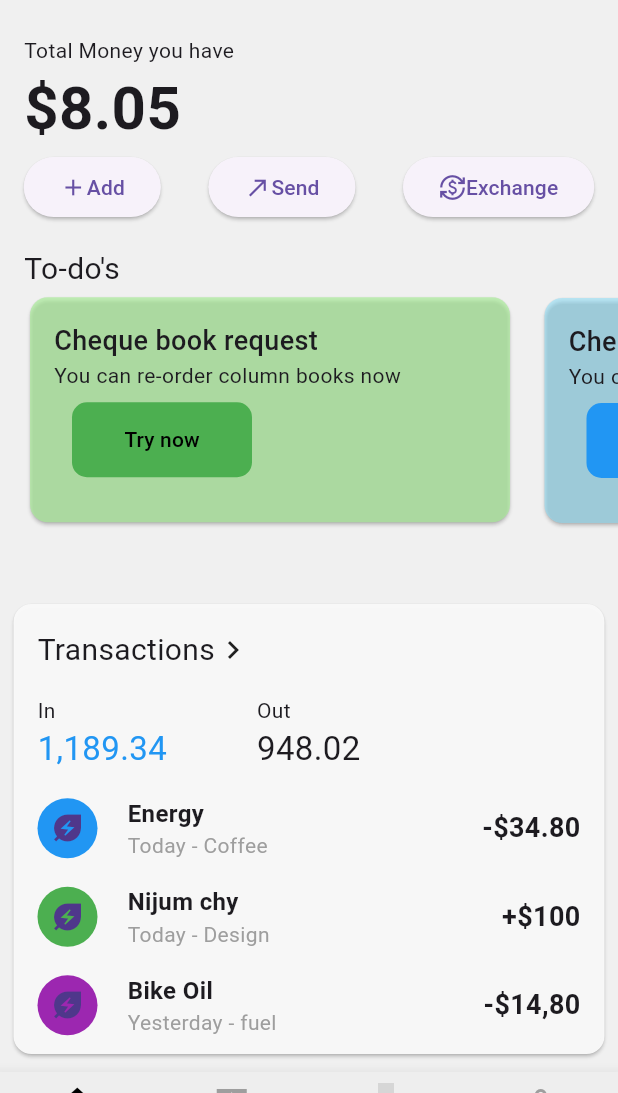
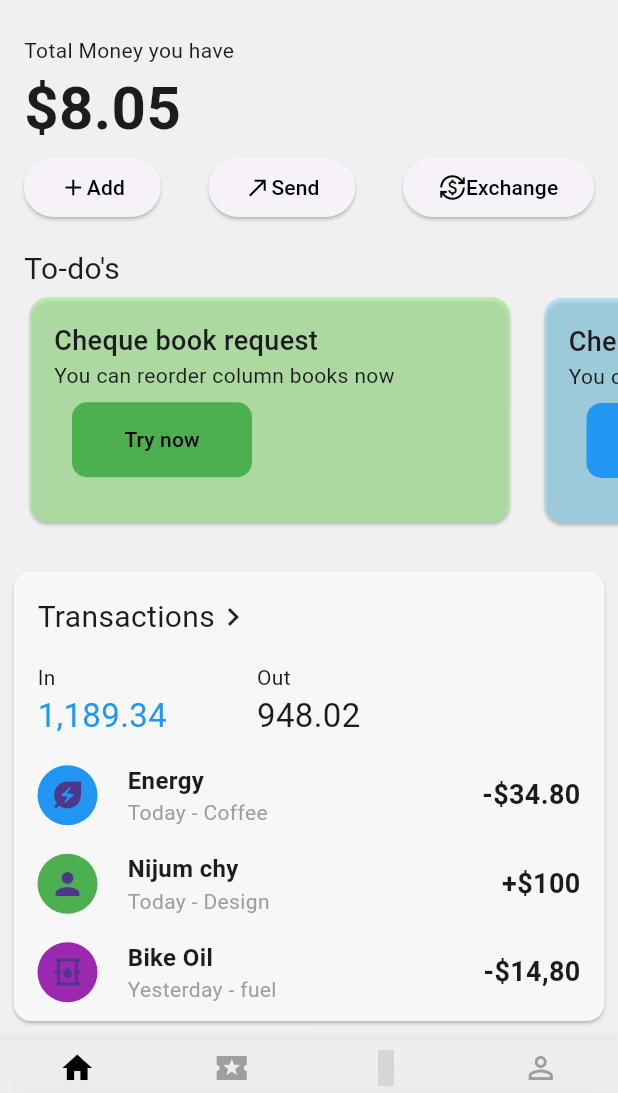
Before and after one commit to Raiya-620/flutter-upskill, a Flutter app: the screen it shows after launch, on a phone screen of 412 x 824 dp, the part 143-1236 px from its top. Run offline on Flutter 3.47's test engine with Material 3 defaults, Android fonts, the phone set to English and light mode, and no system bars; our stand-ins replace iconsax; project files that could hold a hidden picture were left out; grey boxes are pictures that could not be loaded.

Commit message:
customizing of the code and also working on the ui

```diff
--- a/dart-intro/session_2/question_3.dart
+++ b/dart-intro/session_2/question_3.dart
@@ -9,9 +9,7 @@ Map<String, int> newMap(Map<String, int> map) {
   });
   Iterable<String> newKeys = map.keys;
   Iterable<int> newValues = map.values;
-  for (int item in newValues) {
-    if (newValues.contains(item)) {}
-  }
+
   List<String> listNames = newKeys.toList();
   Map<int, String> newMap = Map.fromIterables(newValues, listNames);
 
--- a/fintech_app/lib/screen/bottom-scaffold.dart
+++ b/fintech_app/lib/components/bottom-scaffold.dart
@@ -1,4 +1,4 @@
-import 'package:fintech_app/custom-widgets/transaction-cutom-row.dart';
+import 'package:fintech_app/components/transaction-cutom-row.dart';
 import 'package:flutter/material.dart';
 
 class BottomCard extends StatelessWidget {
@@ -7,34 +7,51 @@ class BottomCard extends StatelessWidget {
   @override
   Widget build(BuildContext context) {
     return Padding(
-      padding: const EdgeInsets.fromLTRB(5, 30, 5, 8),
+      padding: const EdgeInsets.fromLTRB(
+        5,
+        8,
+        5,
+        8,
+      ),
       child: Card(
-        color: Color(0xF9F9F9F9),
+        color: const Color(
+          0xF9F9F9F9,
+        ),
         child: Container(
           width: 500,
           height: 300,
           child: const Column(
             children: [
               Padding(
-                padding: EdgeInsets.all(16.0),
+                padding: EdgeInsets.all(
+                  16.0,
+                ),
                 child: Row(
                   children: [
                     Text(
                       'Transactions',
-                      style: TextStyle(fontSize: 20.0),
+                      style: TextStyle(
+                        fontSize: 20.0,
+                      ),
                     ),
-                    Icon(Icons.chevron_right)
+                    Icon(
+                      Icons.chevron_right,
+                    )
                   ],
                 ),
               ),
               Padding(
-                padding: EdgeInsets.only(left: 16),
+                padding: EdgeInsets.only(
+                  left: 16,
+                ),
                 child: Row(
                   children: [
                     Column(
                       crossAxisAlignment: CrossAxisAlignment.start,
                       children: [
-                        Text('In'),
+                        Text(
+                          'In',
+                        ),
                         Text(
                           '1,189.34',
                           style: TextStyle(
@@ -50,10 +67,14 @@ class BottomCard extends StatelessWidget {
                     Column(
                       crossAxisAlignment: CrossAxisAlignment.start,
                       children: [
-                        Text('Out'),
+                        Text(
+                          'Out',
+                        ),
                         Text(
                           '948.02',
-                          style: TextStyle(fontSize: 22),
+                          style: TextStyle(
+                            fontSize: 22,
+                          ),
                         )
                       ],
                     )
@@ -62,18 +83,21 @@ class BottomCard extends StatelessWidget {
               ),
               TransactionsSection(
                 Colors.blue,
+                Icons.energy_savings_leaf,
                 htext: 'Energy',
                 btext: 'Today - Coffee',
                 ltext: '-\$34.80',
               ),
               TransactionsSection(
                 Colors.green,
+                Icons.person,
                 htext: 'Nijum chy',
                 btext: 'Today - Design',
                 ltext: '+\$100',
               ),
               TransactionsSection(
                 Colors.purple,
+                Icons.oil_barrel_outlined,
                 htext: 'Bike Oil',
                 btext: 'Yesterday - fuel',
                 ltext: '-\$14,80',
--- /dev/null
+++ b/fintech_app/lib/components/button.dart
@@ -0,0 +1,29 @@
+import 'package:flutter/material.dart';
+
+class Button extends StatelessWidget {
+  const Button(this._icon, this.btext, {super.key});
+
+  final IconData _icon;
+  final String btext;
+
+  @override
+  Widget build(BuildContext context) {
+    return ElevatedButton(
+      onPressed: () {},
+      child: Row(
+        children: [
+          Icon(
+            _icon,
+            color: Colors.black,
+          ),
+          Text(
+            btext,
+            style: const TextStyle(
+              color: Colors.black,
+            ),
+          ),
+        ],
+      ),
+    );
+  }
+}
--- /dev/null
+++ b/fintech_app/lib/components/custom-text-button.dart
@@ -0,0 +1,32 @@
+import 'package:flutter/material.dart';
+
+class CustomTextButton extends StatelessWidget {
+  const CustomTextButton(this._color, this.butText, {super.key});
+  final Color _color;
+  final String butText;
+
+  @override
+  Widget build(BuildContext context) {
+    return TextButton(
+      onPressed: () {},
+      child: Container(
+        height: 50.0,
+        width: 120.0,
+        decoration: BoxDecoration(
+          color: _color,
+          borderRadius: BorderRadius.circular(
+            10,
+          ),
+        ),
+        child: Center(
+          child: Text(
+            butText,
+            style: const TextStyle(
+              color: Colors.black,
+            ),
+          ),
+        ),
+      ),
+    );
+  }
+}
--- /dev/null
+++ b/fintech_app/lib/components/middle-scaffold-body.dart
@@ -0,0 +1,59 @@
+import 'package:fintech_app/components/small-card.dart';
+import 'package:flutter/material.dart';
+
+class MiddlePortion extends StatelessWidget {
+  const MiddlePortion({super.key});
+
+  @override
+  Widget build(BuildContext context) {
+    return const SingleChildScrollView(
+      scrollDirection: Axis.horizontal,
+      child: Padding(
+        padding: EdgeInsets.all(
+          16.0,
+        ),
+        child: Row(
+          children: [
+            Column(
+              crossAxisAlignment: CrossAxisAlignment.start,
+              children: [
+                Text(
+                  'To-do\'s',
+                  style: TextStyle(
+                    fontSize: 20.0,
+                  ),
+                ),
+                SmallCard(
+                  Color(
+                    0xA9A9EE98,
+                  ),
+                  Colors.green,
+                  'Cheque book request',
+                  'You can reorder column books now',
+                ),
+              ],
+            ),
+            SizedBox(
+              width: 15.0,
+            ),
+            Column(
+              children: [
+                SizedBox(
+                  height: 30.0,
+                ),
+                SmallCard(
+                  Color(
+                    0x888ee2fd,
+                  ),
+                  Colors.blue,
+                  'Cheque book request',
+                  'You can reorder column books now',
+                ),
+              ],
+            ),
+          ],
+        ),
+      ),
+    );
+  }
+}
--- a/fintech_app/lib/navigations.dart
+++ b/fintech_app/lib/components/navigations.dart
@@ -25,7 +25,9 @@ class _BottomNavState extends State<BottomNav> {
   @override
   Widget build(BuildContext context) {
     return BottomNavigationBar(
-      backgroundColor: Color(0xEFEFEFEF),
+      backgroundColor: const Color(
+        0xEFEFEFEF,
+      ),
       type: BottomNavigationBarType.fixed,
       currentIndex: selectedIndex,
       selectedItemColor: Colors.black,
@@ -36,22 +38,26 @@ class _BottomNavState extends State<BottomNav> {
           icon: Icon(
             Icons.home,
           ),
-            label: 'Home'),
+          label: 'Home',
+        ),
         BottomNavigationBarItem(
           icon: Icon(
             Icons.local_activity_sharp,
           ),
-            label: 'Activities'),
+          label: 'Activities',
+        ),
         BottomNavigationBarItem(
           icon: Icon(
             Iconsax.card,
           ),
-            label: 'Cards'),
+          label: 'Cards',
+        ),
         BottomNavigationBarItem(
           icon: Icon(
             Icons.person_outline,
           ),
-            label: 'Profile'),
+          label: 'Profile',
+        ),
       ],
     );
   }
--- /dev/null
+++ b/fintech_app/lib/components/small-card.dart
@@ -0,0 +1,43 @@
+import 'package:fintech_app/components/custom-text-button.dart';
+import 'package:flutter/material.dart';
+
+class SmallCard extends StatelessWidget {
+  const SmallCard(this._color, this._bcolor, this.htext, this.mtext,
+      {super.key});
+  final Color _color;
+  final Color _bcolor;
+  final String htext;
+  final String mtext;
+  @override
+  Widget build(BuildContext context) {
+    return Card(
+      color: _color,
+      child: Container(
+        padding: const EdgeInsets.all(
+          16,
+        ),
+        height: 150.0,
+        width: 320.0,
+        child: Column(
+          crossAxisAlignment: CrossAxisAlignment.start,
+          children: [
+            Text(
+              htext,
+              style: const TextStyle(
+                fontSize: 18.0,
+                fontWeight: FontWeight.w500,
+              ),
+            ),
+            Text(
+              mtext,
+            ),
+            CustomTextButton(
+              _bcolor,
+              'Try now',
+            ),
+          ],
+        ),
+      ),
+    );
+  }
+}
--- a/fintech_app/lib/screen/top-scaffold.dart
+++ b/fintech_app/lib/components/top-scaffold.dart
@@ -1,5 +1,5 @@
+import 'package:fintech_app/components/button.dart';
 import 'package:flutter/material.dart';
-import 'package:iconsax/iconsax.dart';
 
 class TopScaffold extends StatelessWidget {
   const TopScaffold({super.key});
@@ -10,7 +10,9 @@ class TopScaffold extends StatelessWidget {
       crossAxisAlignment: CrossAxisAlignment.start,
       children: [
         Padding(
-          padding: const EdgeInsets.all(16.0),
+          padding: const EdgeInsets.all(
+            16.0,
+          ),
           child: Row(
             mainAxisAlignment: MainAxisAlignment.spaceBetween,
             children: [
@@ -29,11 +31,15 @@ class TopScaffold extends StatelessWidget {
                     children: [
                       Text(
                         'Good evening, ',
-                        style: TextStyle(fontSize: 22.0),
+                        style: TextStyle(
+                          fontSize: 22.0,
+                        ),
                       ),
                       Text(
                         'Zain',
-                        style: TextStyle(fontSize: 22.0),
+                        style: TextStyle(
+                          fontSize: 22.0,
+                        ),
                       )
                     ],
                   ),
@@ -41,7 +47,9 @@ class TopScaffold extends StatelessWidget {
               ),
               const Row(
                 children: [
-                  Text('April 20 - 2024'),
+                  Text(
+                    'April 20 - 2024',
+                  ),
                   Icon(
                     Icons.notifications_rounded,
                     color: Colors.grey,
@@ -52,38 +60,39 @@ class TopScaffold extends StatelessWidget {
           ),
         ),
         const Padding(
-          padding: EdgeInsets.symmetric(horizontal: 16.0),
+          padding: EdgeInsets.symmetric(
+            horizontal: 16.0,
+          ),
           child: Column(
             crossAxisAlignment: CrossAxisAlignment.start,
             children: [
-              Text('Total Money you have'),
+              Text(
+                'Total Money you have',
+              ),
               Text(
                 '\$8.05',
-                style: TextStyle(fontSize: 40.0, fontWeight: FontWeight.bold),
+                style: TextStyle(
+                  fontSize: 40.0,
+                  fontWeight: FontWeight.bold,
+                ),
               ),
             ],
           ),
         ),
-        Row(
+        const Row(
           mainAxisAlignment: MainAxisAlignment.spaceAround,
           children: [
-            ElevatedButton(
-              onPressed: () {},
-              child: const Row(
-                children: [Icon(Icons.add), Text('Add')],
-              ),
+            Button(
+              Icons.add,
+              'Add',
             ),
-            ElevatedButton(
-              onPressed: () {},
-              child: const Row(
-                children: [Icon(Icons.call_made), Text('Send')],
-              ),
+            Button(
+              Icons.call_made,
+              'Send',
             ),
-            ElevatedButton(
-              onPressed: () {},
-              child: const Row(
-                children: [Icon(Icons.currency_exchange), Text('Exchange')],
-              ),
+            Button(
+              Icons.currency_exchange,
+              'Exchange',
             ),
           ],
         )
--- a/fintech_app/lib/custom-widgets/transaction-cutom-row.dart
+++ b/fintech_app/lib/components/transaction-cutom-row.dart
@@ -1,20 +1,27 @@
 import 'package:flutter/material.dart';
 
 class TransactionsSection extends StatelessWidget {
-  const TransactionsSection(this._color,
-      {required this.ltext,
-      required this.btext,
-      required this.htext,
-      super.key});
+  const TransactionsSection(
+    this._color,
+    this._icon, {
+    required this.ltext,
+    required this.btext,
+    required this.htext,
+    super.key,
+  });
   final Color _color;
   final String htext;
   final String btext;
   final String ltext;
+  final IconData _icon;
 
   @override
   Widget build(BuildContext context) {
     return Padding(
-      padding: const EdgeInsets.only(left: 16.0, top: 16.0),
+      padding: const EdgeInsets.only(
+        left: 16.0,
+        top: 16.0,
+      ),
       child: Row(
         mainAxisAlignment: MainAxisAlignment.spaceBetween,
         children: [
@@ -22,7 +29,9 @@ class TransactionsSection extends StatelessWidget {
             children: [
               CircleAvatar(
                 backgroundColor: _color,
-                child: const Icon(Icons.energy_savings_leaf_sharp),
+                child: Icon(
+                  _icon,
+                ),
               ),
               const SizedBox(
                 width: 20.0,
@@ -32,22 +41,31 @@ class TransactionsSection extends StatelessWidget {
                 children: [
                   Text(
                     htext,
-                    style:
-                        TextStyle(fontWeight: FontWeight.bold, fontSize: 16.0),
+                    style: const TextStyle(
+                      fontWeight: FontWeight.bold,
+                      fontSize: 16.0,
+                    ),
                   ),
                   Text(
                     btext,
-                    style: TextStyle(color: Colors.grey),
+                    style: const TextStyle(
+                      color: Colors.grey,
+                    ),
                   ),
                 ],
               ),
             ],
           ),
           Padding(
-            padding: EdgeInsets.only(right: 16.0),
+            padding: const EdgeInsets.only(
+              right: 16.0,
+            ),
             child: Text(
               ltext,
-              style: TextStyle(fontSize: 18.0, fontWeight: FontWeight.bold, color: ),
+              style: const TextStyle(
+                fontSize: 18.0,
+                fontWeight: FontWeight.bold,
+              ),
             ),
           )
         ],
--- a/fintech_app/lib/main.dart
+++ b/fintech_app/lib/main.dart
@@ -1,5 +1,4 @@
 import 'package:fintech_app/screen/main-body-screen.dart';
-import 'package:fintech_app/screen/top-scaffold.dart';
 import 'package:flutter/material.dart';
 
 void main() {
@@ -16,7 +15,9 @@ class MyApp extends StatelessWidget {
     return const MaterialApp(
       debugShowCheckedModeBanner: false,
       home: Scaffold(
-        backgroundColor: Color(0xEFEFEFEF),
+        backgroundColor: Color(
+          0xEFEFEFEF,
+        ),
         body: Body(),
       ),
     );
--- a/fintech_app/lib/screen/middle-scaffold-body.dart
+++ /dev/null
@@ -1,110 +0,0 @@
-import 'package:flutter/material.dart';
-
-class MiddlePortion extends StatelessWidget {
-  const MiddlePortion({super.key});
-
-  @override
-  Widget build(BuildContext context) {
-    return SingleChildScrollView(
-      scrollDirection: Axis.horizontal,
-      child: Padding(
-        padding: const EdgeInsets.all(16.0),
-        child: Row(
-          children: [
-            Column(
-              crossAxisAlignment: CrossAxisAlignment.start,
-              children: [
-                const Text(
-                  'To-do\'s',
-                  style: TextStyle(fontSize: 20.0),
-                ),
-                Card(
-                  color: const Color(0xA9A9EE98),
-                  child: Container(
-                    padding: const EdgeInsets.all(16),
-                    height: 150.0,
-                    width: 320.0,
-                    // decoration: const BoxDecoration(),
-                    child: Column(
-                      crossAxisAlignment: CrossAxisAlignment.start,
-                      children: [
-                        const Text(
-                          'Cheque book request',
-                          style: TextStyle(
-                              fontSize: 18.0, fontWeight: FontWeight.w500),
-                        ),
-                        const Text('You can re-order column books now'),
-                        TextButton(
-                          onPressed: () {},
-                          child: Container(
-                            height: 50.0,
-                            width: 120.0,
-                            decoration: BoxDecoration(
-                              color: Colors.green,
-                              borderRadius: BorderRadius.circular(10),
-                            ),
-                            child: const Center(
-                                child: Text(
-                              'Try now',
-                              style: TextStyle(color: Colors.black),
-                            )),
-                          ),
-                        )
-                      ],
-                    ),
-                  ),
-                ),
-              ],
-            ),
-            SizedBox(
-              width: 15.0,
-            ),
-            Column(
-              children: [
-                SizedBox(
-                  height: 30.0,
-                ),
-                Card(
-                  color: const Color(0x888ee2fd),
-                  child: Container(
-                    padding: const EdgeInsets.all(16),
-                    height: 150.0,
-                    width: 320.0,
-                    decoration: const BoxDecoration(),
-                    child: Column(
-                      crossAxisAlignment: CrossAxisAlignment.start,
-                      children: [
-                        const Text(
-                          'Cheque book request',
-                          style: TextStyle(
-                              fontSize: 18.0, fontWeight: FontWeight.w500),
-                        ),
-                        const Text('You can re-order column books now'),
-                        TextButton(
-                          onPressed: () {},
-                          child: Container(
-                            height: 50.0,
-                            width: 120.0,
-                            decoration: BoxDecoration(
-                              color: Colors.blue,
-                              borderRadius: BorderRadius.circular(10),
-                            ),
-                            child: const Center(
-                                child: Text(
-                              'Try now',
-                              style: TextStyle(color: Colors.black),
-                            )),
-                          ),
-                        )
-                      ],
-                    ),
-                  ),
-                ),
-              ],
-            ),
-          ],
-        ),
-      ),
-    );
-  }
-}
```
Also changed, not shown: fintech_app/lib/screen/main-body-screen.dart (+4 -4 lines). Lines whose indentation alone changed are shown as unchanged.
